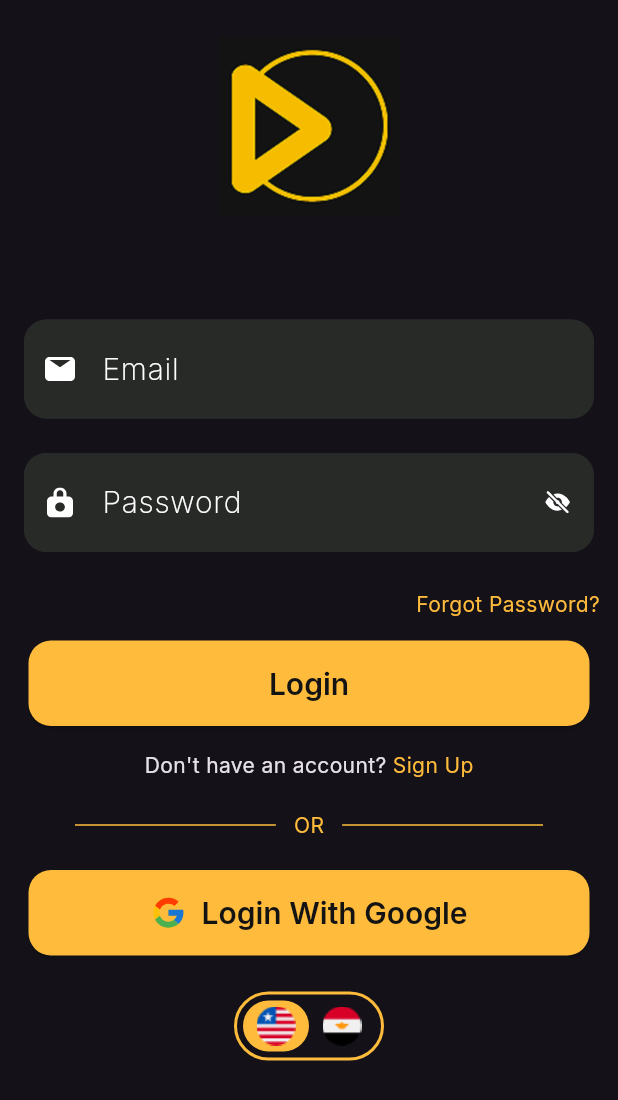
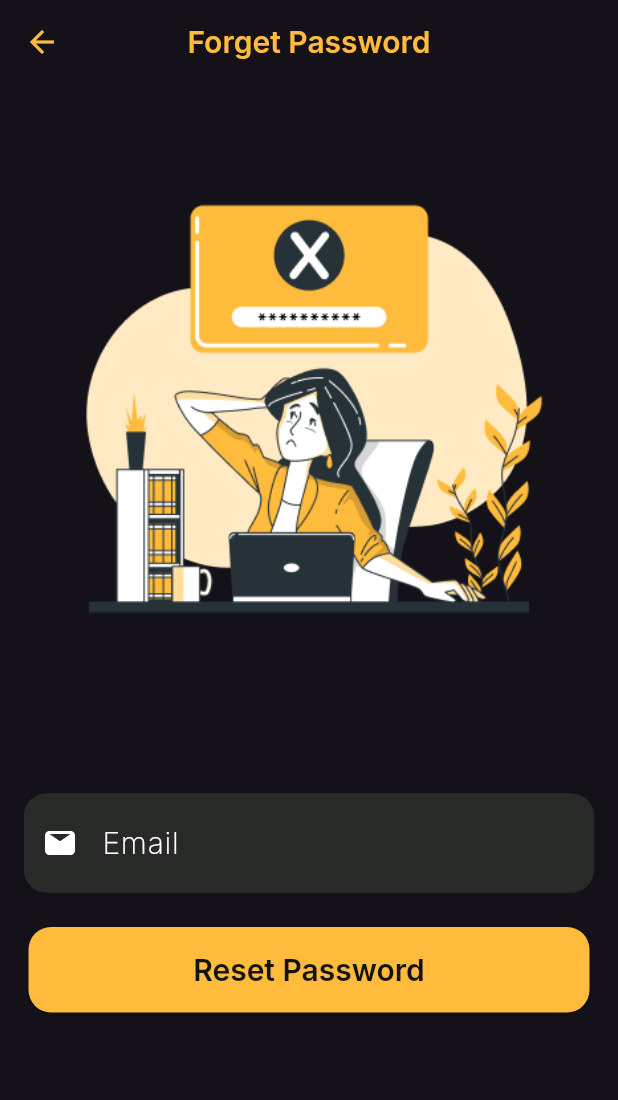
Before and after one commit to youssef-1999/movies-apk, a Flutter app: the LoginScreen screen opened by its route, after a tap on "Forgot Password?", on a phone screen of 412 x 824 dp. Shown: the top 1100 px of the screen. Run offline on Flutter 3.47's test engine with Material 3 defaults, Android fonts, the phone set to English and light mode, and no system bars; our stand-ins replace flutter_svg, google_fonts.

Commit message:
login-&-register-&-forget-password-ui

```diff
--- a/movies/lib/gen/assets.gen.dart
+++ b/movies/lib/gen/assets.gen.dart
@@ -39,6 +39,10 @@ class $AssetsIconsGen {
 class $AssetsImagesGen {
   const $AssetsImagesGen();
 
+  /// File path: assets/images/Forgot password-bro 1.png
+  AssetGenImage get forgotPasswordBro1 =>
+      const AssetGenImage('assets/images/Forgot password-bro 1.png');
+
   /// File path: assets/images/ar.png
   AssetGenImage get ar => const AssetGenImage('assets/images/ar.png');
 
@@ -62,6 +66,7 @@ class $AssetsImagesGen {
 
   /// List of all assets
   List<AssetGenImage> get values => [
+    forgotPasswordBro1,
     ar,
     en,
     movie1,
--- a/movies/lib/main.dart
+++ b/movies/lib/main.dart
@@ -1,6 +1,8 @@
 import 'package:flutter/material.dart';
 import 'package:movies/common/app_theme.dart';
+import 'package:movies/screens/auth/forget_password.dart';
 import 'package:movies/screens/auth/login_screen.dart';
+import 'package:movies/screens/auth/register_screen.dart';
 import 'package:movies/screens/onboarding_screens.dart';
 
 void main() {
@@ -19,6 +21,8 @@ class MainApp extends StatelessWidget {
       routes: {
         OnboardingScreens.routeName: (context) => const OnboardingScreens(),
         LoginScreen.routeName: (context) => const LoginScreen(),
+        RegisterScreen.routeName: (context) => const RegisterScreen(),
+        ForgetPassword.routeName: (context) => const ForgetPassword(),
       },
     );
   }
--- /dev/null
+++ b/movies/lib/screens/auth/forget_password.dart
@@ -0,0 +1,84 @@
+import 'package:flutter/material.dart';
+import 'package:movies/common/app_colors.dart';
+import 'package:movies/extensions/padding_extension.dart';
+import 'package:movies/gen/assets.gen.dart';
+import 'package:movies/widgets/custom_elevated_button.dart';
+import 'package:movies/widgets/custom_text_field.dart';
+
+class ForgetPassword extends StatefulWidget {
+  static const String routeName = '/forget-password';
+  const ForgetPassword({super.key});
+
+  @override
+  State<ForgetPassword> createState() => _ForgetPasswordState();
+}
+
+class _ForgetPasswordState extends State<ForgetPassword> {
+  final _formKey = GlobalKey<FormState>();
+  final _emailController = TextEditingController();
+void _reset_password() {
+  // Implement your password reset logic here
+  print('Reset password for email: ${_emailController.text}');
+  // You can show a success message or navigate to another screen after resetting the password
+}
+  @override
+  Widget build(BuildContext context) {
+    return Form(
+      key: _formKey,
+      child: Scaffold(
+        appBar: AppBar(
+          backgroundColor: Colors.transparent,
+          elevation: 0,
+          centerTitle: true,
+          leading: IconButton(
+            icon: const Icon(Icons.arrow_back, color: AppColors.yellow),
+            onPressed: () => Navigator.pop(context),
+          ),
+          title: const Text(
+            'Forget Password',
+            style: TextStyle(color: AppColors.yellow),
+          ),
+        ),
+        body: SafeArea(
+          child: SingleChildScrollView(
+            child: Column(
+              crossAxisAlignment: CrossAxisAlignment.center,
+              children: [
+                const SizedBox(height: 24),
+                Center(
+                  child: Assets.images.forgotPasswordBro1.image(
+                    width: 380,
+                    height: 380,
+                    fit: BoxFit.contain,
+                  ),
+                ),
+                SizedBox(height: 69),
+                 CustomTextField(
+                  hintText: 'Email',
+                  controller: _emailController,
+                  prefixIcon: Assets.icons.email,
+                  keyboardType: TextInputType.emailAddress,
+                  textInputAction: TextInputAction.next,
+                  validator: (value) {
+                    if (value == null || value.isEmpty) {
+                      return 'Please enter your Email';
+                    }
+                    return null;
+                  },
+                ).paddingSymmetric(horizontal: 16),
+                SizedBox(height: 23),
+                CustomElevatedButton(
+                  text: "Reset Password",
+                  onPressed: () {
+                    // Handle registration logic
+                    _reset_password();
+                  },
+                ).paddingOnly(left: 19, right: 19),
+              ],
+            ),
+          ),
+        ),
+      )
+    );
+  }
+}
--- a/movies/lib/screens/auth/login_screen.dart
+++ b/movies/lib/screens/auth/login_screen.dart
@@ -92,6 +92,7 @@ class _LoginScreenState extends State<LoginScreen> {
                   children: [
                     TextButton(
                       onPressed: () {
+                        Navigator.pushNamed(context, '/forget-password');
                         // Handle forgot password logic
                       },
                       child: Text(
@@ -123,6 +124,7 @@ class _LoginScreenState extends State<LoginScreen> {
                         recognizer: TapGestureRecognizer()
                           ..onTap = () {
                             // Handle sign up logic
+                            Navigator.pushNamed(context, '/register');
                           },
                       ),
                     ],
```
Also changed, not shown: movies/lib/screens/auth/register_screen.dart (added, +223 -0 lines), movies/assets/images/Forgot password-bro 1.png (added).
